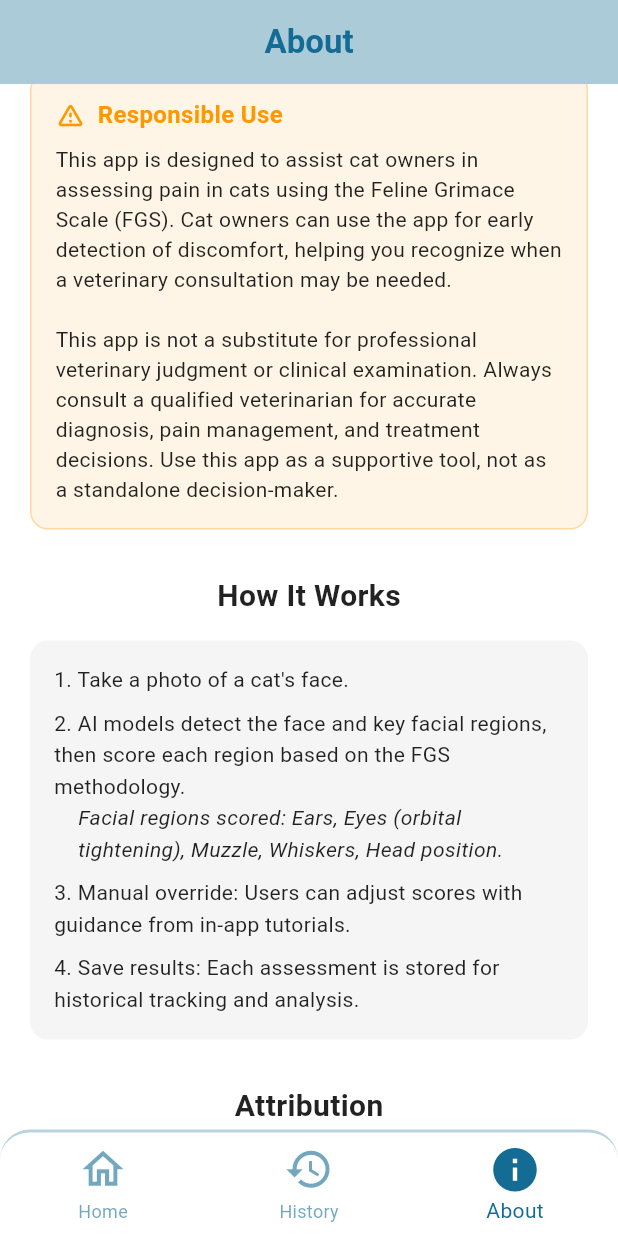
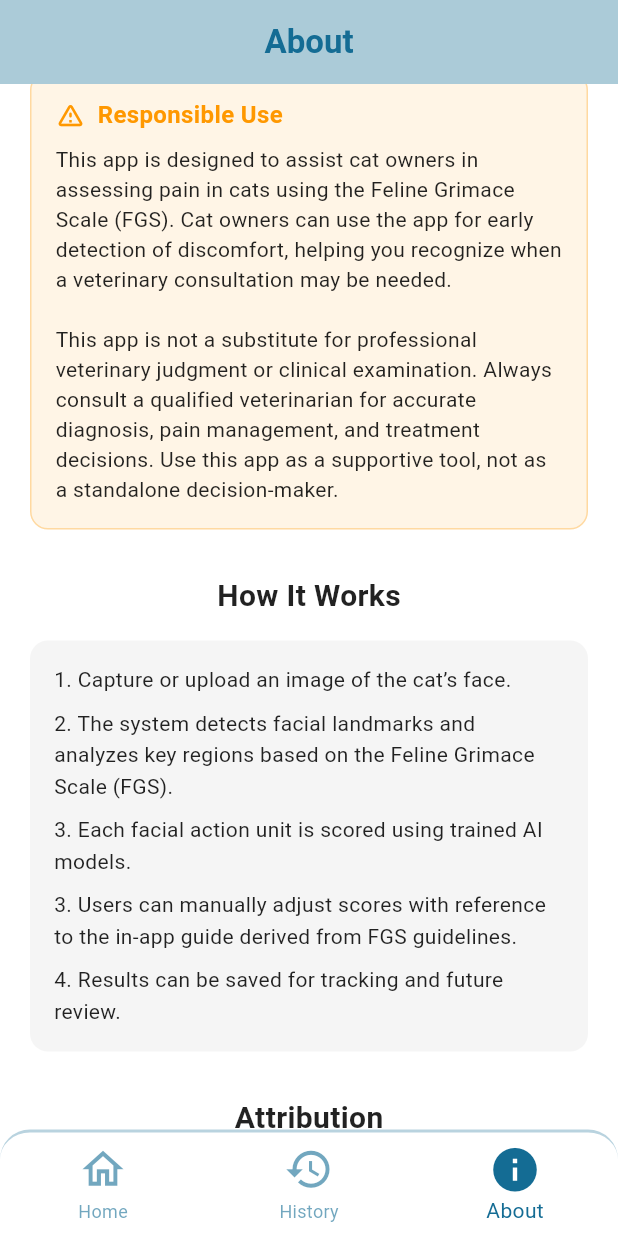
Before and after one commit to rmcaoile/KittyCheck, a Flutter app: the screen it shows after launch, item 3 of the bottom bar chosen, scrolled down 576 dp, on a phone screen of 412 x 824 dp. Run offline on Flutter 3.47's test engine with Material 3 defaults, Android fonts, the phone set to English and light mode, and no system bars; our stand-ins replace camera, image_picker, permission_handler, shared_preferences, sqflite; missing offline and left inert: tflite_flutter; accounts and stored records are empty.

Commit message:
chore: change texts in about

```diff
--- a/lib/about/about.dart
+++ b/lib/about/about.dart
@@ -61,7 +61,7 @@ class AboutPage extends StatelessWidget {
                 borderRadius: BorderRadius.circular(12),
               ),
               child: const Text(
-                'KittyCheck is a mobile application that helps assess acute pain in cats by analyzing facial expressions using the Feline Grimace Scale (FGS). The app combines AI-assisted scoring with the option for users to manually adjust scores, providing both automated and interactive assessment for research or educational purposes. Users can save assessments in history records for later review.',
+                'KittyCheck is a mobile application that helps assess acute pain in cats by analyzing facial expressions using the Feline Grimace Scale (FGS). The app combines AI-assisted scoring with the option for users to manually adjust scores, providing both automated and interactive assessment for research and educational purposes. Users can save assessments in history records for later review.',
                 style: TextStyle(
                   fontSize: 14,
                   color: Colors.black87,
@@ -142,7 +142,7 @@ class AboutPage extends StatelessWidget {
                 crossAxisAlignment: CrossAxisAlignment.start,
                 children: [
                   Text(
-                    '1. Take a photo of a cat\'s face.',
+                    '1. Capture or upload an image of the cat’s face.',
                     style: TextStyle(
                       fontSize: 14,
                       color: Colors.black87,
@@ -151,28 +151,7 @@ class AboutPage extends StatelessWidget {
                   ),
                   SizedBox(height: 8),
                   Text(
-                    '2. AI models detect the face and key facial regions, then score each region based on the FGS methodology.',
-                    style: TextStyle(
-                      fontSize: 14,
-                      color: Colors.black87,
-                      height: 1.5,
-                    ),
-                  ),
-                  Padding(
-                    padding: EdgeInsets.only(left: 16),
-                    child: Text(
-                      'Facial regions scored: Ears, Eyes (orbital tightening), Muzzle, Whiskers, Head position.',
-                      style: TextStyle(
-                        fontSize: 14,
-                        color: Colors.black87,
-                        height: 1.5,
-                        fontStyle: FontStyle.italic,
-                      ),
-                    ),
-                  ),
-                  SizedBox(height: 8),
-                  Text(
-                    '3. Manual override: Users can adjust scores with guidance from in-app tutorials.',
+                    '2. The system detects facial landmarks and analyzes key regions based on the Feline Grimace Scale (FGS).',
                     style: TextStyle(
                       fontSize: 14,
                       color: Colors.black87,
@@ -181,7 +160,25 @@ class AboutPage extends StatelessWidget {
                   ),
                   SizedBox(height: 8),
                   Text(
-                    '4. Save results: Each assessment is stored for historical tracking and analysis.',
+                    '3. Each facial action unit is scored using trained AI models.',
+                    style: TextStyle(
+                      fontSize: 14,
+                      color: Colors.black87,
+                      height: 1.5,
+                    ),
+                  ),
+                  SizedBox(height: 8),
+                  Text(
+                    '3. Users can manually adjust scores with reference to the in-app guide derived from FGS guidelines.',
+                    style: TextStyle(
+                      fontSize: 14,
+                      color: Colors.black87,
+                      height: 1.5,
+                    ),
+                  ),
+                  SizedBox(height: 8),
+                  Text(
+                    '4. Results can be saved for tracking and future review.',
                     style: TextStyle(
                       fontSize: 14,
                       color: Colors.black87,
@@ -215,7 +212,7 @@ class AboutPage extends StatelessWidget {
                 crossAxisAlignment: CrossAxisAlignment.start,
                 children: [
                   Text(
-                    '• The Feline Grimace Scale (FGS) methodology was developed by Evangelista et al., 2019.',
+                    '• The Feline Grimace Scale (FGS) was developed by Evangelista et al., 2019.',
                     style: TextStyle(
                       fontSize: 14,
                       color: Colors.black87,
@@ -224,7 +221,7 @@ class AboutPage extends StatelessWidget {
                   ),
                   SizedBox(height: 8),
                   Text(
-                    '• Descriptions of facial action units and scoring guidelines are adapted from the official FGS manual.',
+                    '• Descriptions of facial action units and scoring guidelines used in this application are adapted from the official FGS manual.',
                     style: TextStyle(
                       fontSize: 14,
                       color: Colors.black87,
@@ -233,7 +230,7 @@ class AboutPage extends StatelessWidget {
                   ),
                   SizedBox(height: 8),
                   Text(
-                    '• Learn more from the official FGS resources: felinegrimacescale.com.',
+                    '• Learn more from the official FGS website: felinegrimacescale.com.',
                     style: TextStyle(
                       fontSize: 14,
                       color: Colors.black87,
@@ -275,16 +272,7 @@ class AboutPage extends StatelessWidget {
                   ),
                   SizedBox(height: 8),
                   Text(
-                    '• Images, diagrams, and tutorials in this app are original and created for this app; no copyrighted materials from the official FGS manual are reproduced.',
-                    style: TextStyle(
-                      fontSize: 14,
-                      color: Colors.black87,
-                      height: 1.5,
-                    ),
-                  ),
-                  SizedBox(height: 8),
-                  Text(
-                    '• This app is intended for educational and research purposes and should not replace veterinary diagnosis or treatment.',
+                    '• All images, diagrams, and instructional materials are created specifically for this application. No copyrighted content from the official FGS manual is reproduced.',
                     style: TextStyle(
                       fontSize: 14,
                       color: Colors.black87,
@@ -329,7 +317,7 @@ class AboutPage extends StatelessWidget {
                   Padding(
                     padding: EdgeInsets.only(left: 16),
                     child: Text(
-                      'Face detection: Custom-trained model (method inspired by Automated Detection of Cat Facial Landmarks, George Martvel, Ilan Shimshoni, Anna Zamansky)',
+                      'Face detection and Facial Region detection: Custom-trained model (method inspired by Automated Detection of Cat Facial Landmarks, George Martvel, Ilan Shimshoni, Anna Zamansky)',
                       style: TextStyle(
                         fontSize: 14,
                         color: Colors.black87,
@@ -337,30 +325,18 @@ class AboutPage extends StatelessWidget {
                       ),
                     ),
                   ),
-                  SizedBox(height: 8),
-                  Padding(
-                    padding: EdgeInsets.only(left: 16),
-                    child: Text(
-                      'Facial region detection: Custom-trained model (method inspired by Automated Detection of Cat Facial Landmarks, George Martvel, Ilan Shimshoni, Anna Zamansky)',
-                      style: TextStyle(
-                        fontSize: 14,
-                        color: Colors.black87,
-                        height: 1.5,
-                      ),
-                    ),
-                  ),
-                  SizedBox(height: 8),
-                  Padding(
-                    padding: EdgeInsets.only(left: 16),
-                    child: Text(
-                      'FGS scoring: 5 independent classifiers for each facial action unit',
-                      style: TextStyle(
-                        fontSize: 14,
-                        color: Colors.black87,
-                        height: 1.5,
-                      ),
-                    ),
-                  ),
+                  // SizedBox(height: 8),
+                  // Padding(
+                  //   padding: EdgeInsets.only(left: 16),
+                  //   child: Text(
+                  //     'FGS scoring: 5 independent classifiers for each facial action unit',
+                  //     style: TextStyle(
+                  //       fontSize: 14,
+                  //       color: Colors.black87,
+                  //       height: 1.5,
+                  //     ),
+                  //   ),
+                  // ),
                   SizedBox(height: 16),
                   Text(
                     'Special Thanks: The Feline Grimace Scale (FGS) team for their pioneering work on acute feline pain assessment',
```
